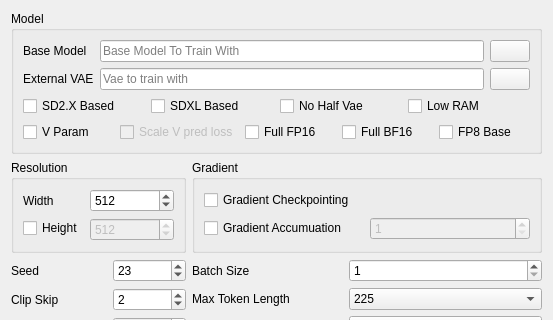
Above: ui_files/BaseUI.ui from derrian-distro/LoRA_Easy_Training_Scripts before the change; both pictures show x 0 to 553 and y 0 to 320 of the 553 by 548 pixel window. Below: the same form after it.
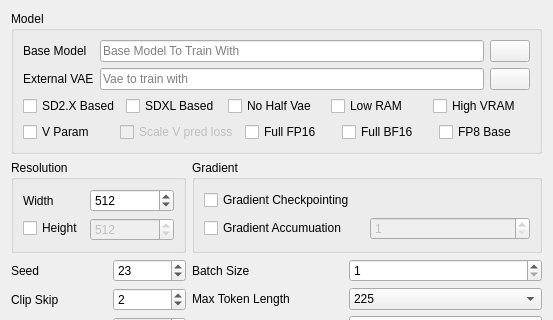
That is the form after the change. Custom widgets are drawn as their Qt base class.

Commit message: added highvram arg

```diff
--- a/ui_files/BaseUI.ui
+++ b/ui_files/BaseUI.ui
@@ -590,6 +590,13 @@
           </property>
          </widget>
         </item>
+        <item>
+         <widget class="QCheckBox" name="high_vram_enable">
+          <property name="text">
+           <string>High VRAM</string>
+          </property>
+         </widget>
+        </item>
        </layout>
       </item>
       <item row="1" column="0">
```
The commit also changes 2 other files.
